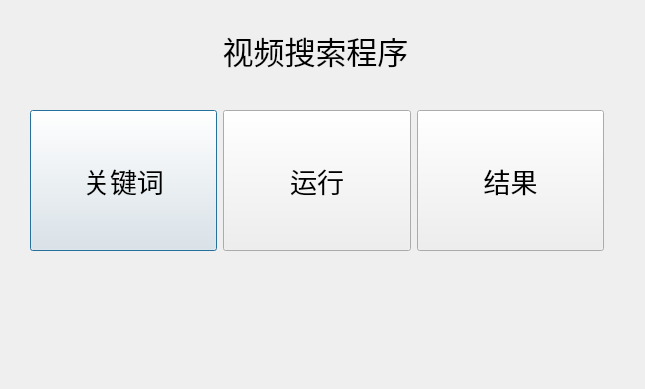
Before: the Qt Designer form GUI/py_main.ui in cbbing/video_spider, drawn with Qt 5.
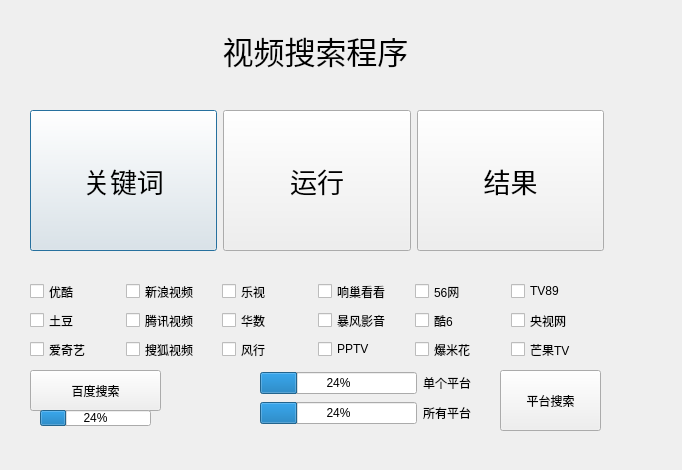
After: the same form once the commit is applied.

Diff of the .ui file:
```diff
--- a/GUI/py_main.ui
+++ b/GUI/py_main.ui
@@ -6,8 +6,8 @@
    <rect>
     <x>0</x>
     <y>0</y>
-    <width>645</width>
-    <height>389</height>
+    <width>682</width>
+    <height>470</height>
    </rect>
   </property>
   <property name="windowTitle">
@@ -122,12 +122,221 @@
    <property name="geometry">
     <rect>
      <x>30</x>
-     <y>260</y>
-     <width>581</width>
-     <height>111</height>
+     <y>280</y>
+     <width>571</width>
+     <height>81</height>
     </rect>
    </property>
-   <layout class="QHBoxLayout" name="horizontalLayout_3"/>
+   <layout class="QGridLayout" name="gridLayout">
+    <item row="4" column="0">
+     <widget class="QCheckBox" name="checkBox_2">
+      <property name="text">
+       <string>爱奇艺</string>
+      </property>
+     </widget>
+    </item>
+    <item row="3" column="1">
+     <widget class="QCheckBox" name="checkBox_5">
+      <property name="text">
+       <string>腾讯视频</string>
+      </property>
+     </widget>
+    </item>
+    <item row="2" column="0">
+     <widget class="QCheckBox" name="checkBox">
+      <property name="enabled">
+       <bool>true</bool>
+      </property>
+      <property name="text">
+       <string>优酷</string>
+      </property>
+     </widget>
+    </item>
+    <item row="2" column="1">
+     <widget class="QCheckBox" name="checkBox_4">
+      <property name="text">
+       <string>新浪视频</string>
+      </property>
+     </widget>
+    </item>
+    <item row="3" column="0">
+     <widget class="QCheckBox" name="checkBox_3">
+      <property name="text">
+       <string>土豆</string>
+      </property>
+     </widget>
+    </item>
+    <item row="4" column="2">
+     <widget class="QCheckBox" name="checkBox_9">
+      <property name="text">
+       <string>风行</string>
+      </property>
+     </widget>
+    </item>
+    <item row="2" column="2">
+     <widget class="QCheckBox" name="checkBox_7">
+      <property name="text">
+       <string>乐视</string>
+      </property>
+     </widget>
+    </item>
+    <item row="4" column="1">
+     <widget class="QCheckBox" name="checkBox_6">
+      <property name="text">
+       <string>搜狐视频</string>
+      </property>
+     </widget>
+    </item>
+    <item row="3" column="3">
+     <widget class="QCheckBox" name="checkBox_10">
+      <property name="text">
+       <string>暴风影音</string>
+      </property>
+     </widget>
+    </item>
+    <item row="3" column="4">
+     <widget class="QCheckBox" name="checkBox_14">
+      <property name="text">
+       <string>酷6</string>
+      </property>
+     </widget>
+    </item>
+    <item row="3" column="2">
+     <widget class="QCheckBox" name="checkBox_8">
+      <property name="text">
+       <string>华数</string>
+      </property>
+     </widget>
+    </item>
+    <item row="2" column="3">
+     <widget class="QCheckBox" name="checkBox_11">
+      <property name="text">
+       <string>响巢看看</string>
+      </property>
+     </widget>
+    </item>
+    <item row="2" column="4">
+     <widget class="QCheckBox" name="checkBox_13">
+      <property name="text">
+       <string>56网</string>
+      </property>
+     </widget>
+    </item>
+    <item row="4" column="3">
+     <widget class="QCheckBox" name="checkBox_12">
+      <property name="text">
+       <string>PPTV</string>
+      </property>
+     </widget>
+    </item>
+    <item row="4" column="4">
+     <widget class="QCheckBox" name="checkBox_15">
+      <property name="text">
+       <string>爆米花</string>
+      </property>
+     </widget>
+    </item>
+    <item row="2" column="5">
+     <widget class="QCheckBox" name="checkBox_16">
+      <property name="text">
+       <string>TV89</string>
+      </property>
+     </widget>
+    </item>
+    <item row="3" column="5">
+     <widget class="QCheckBox" name="checkBox_17">
+      <property name="text">
+       <string>央视网</string>
+      </property>
+     </widget>
+    </item>
+    <item row="4" column="5">
+     <widget class="QCheckBox" name="checkBox_18">
+      <property name="text">
+       <string>芒果TV</string>
+      </property>
+     </widget>
+    </item>
+   </layout>
+  </widget>
+  <widget class="QWidget" name="gridLayoutWidget_2">
+   <property name="geometry">
+    <rect>
+     <x>260</x>
+     <y>370</y>
+     <width>211</width>
+     <height>57</height>
+    </rect>
+   </property>
+   <layout class="QGridLayout" name="gridLayout_2">
+    <item row="0" column="0">
+     <widget class="QProgressBar" name="progressBar">
+      <property name="value">
+       <number>24</number>
+      </property>
+     </widget>
+    </item>
+    <item row="0" column="2">
+     <widget class="QLabel" name="label_2">
+      <property name="text">
+       <string>单个平台</string>
+      </property>
+     </widget>
+    </item>
+    <item row="1" column="2">
+     <widget class="QLabel" name="label_3">
+      <property name="text">
+       <string>所有平台</string>
+      </property>
+     </widget>
+    </item>
+    <item row="1" column="0">
+     <widget class="QProgressBar" name="progressBar_2">
+      <property name="value">
+       <number>24</number>
+      </property>
+     </widget>
+    </item>
+   </layout>
+  </widget>
+  <widget class="QPushButton" name="pushButton">
+   <property name="geometry">
+    <rect>
+     <x>500</x>
+     <y>370</y>
+     <width>101</width>
+     <height>61</height>
+    </rect>
+   </property>
+   <property name="text">
+    <string>平台搜索</string>
+   </property>
+  </widget>
+  <widget class="QPushButton" name="pushButton_2">
+   <property name="geometry">
+    <rect>
+     <x>30</x>
+     <y>370</y>
+     <width>131</width>
+     <height>41</height>
+    </rect>
+   </property>
+   <property name="text">
+    <string>百度搜索</string>
+   </property>
+  </widget>
+  <widget class="QProgressBar" name="progressBar_3">
+   <property name="geometry">
+    <rect>
+     <x>40</x>
+     <y>410</y>
+     <width>111</width>
+     <height>16</height>
+    </rect>
+   </property>
+   <property name="value">
+    <number>24</number>
+   </property>
   </widget>
  </widget>
  <resources/>
```
Left out of the diff: 2 changed lines with no effect on the pictures.
